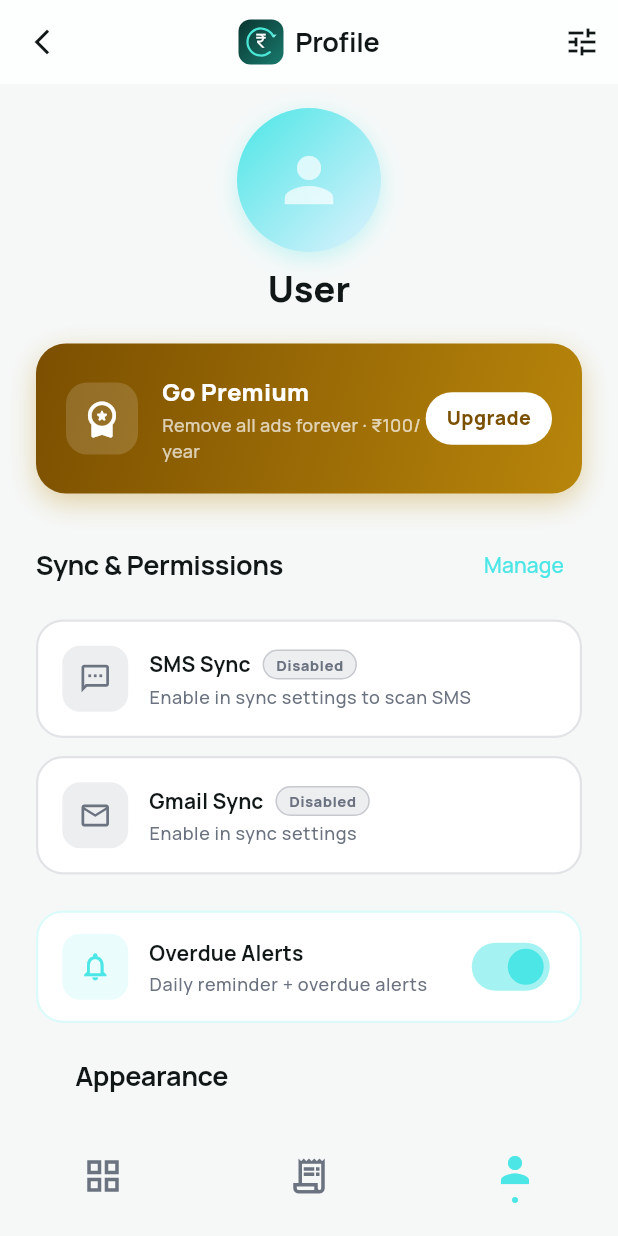
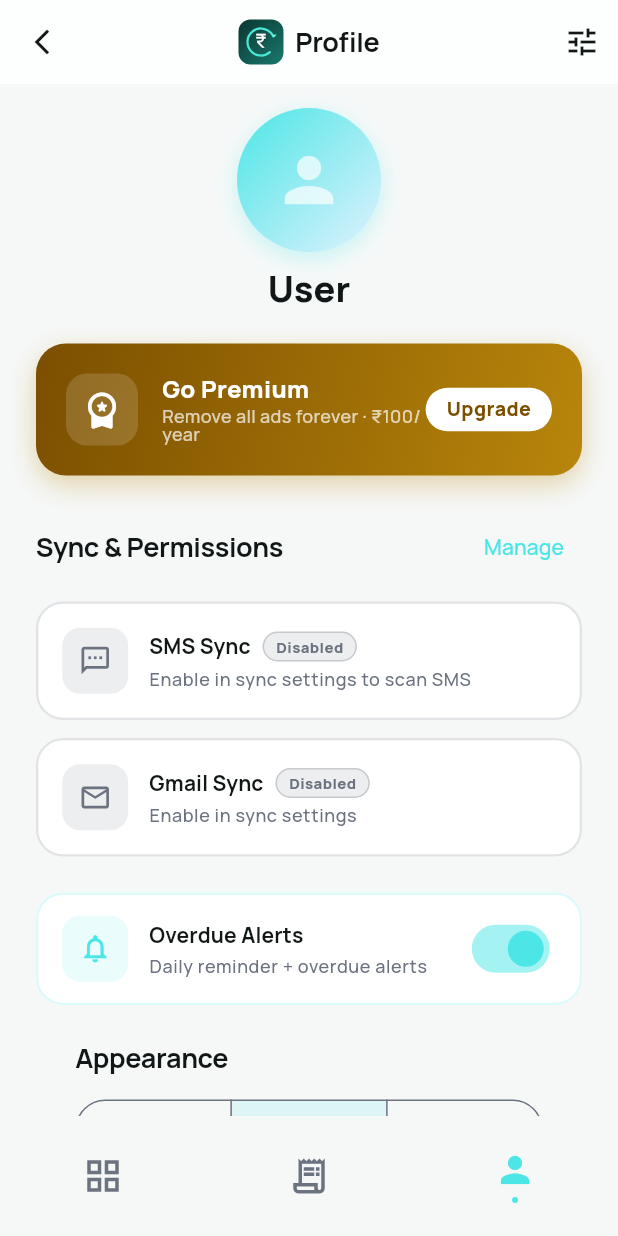
Before and after one commit to arunkumar6545/refundooflutter, a Flutter app: the ProfileScreen screen opened by its route, on a phone screen of 412 x 824 dp. Run offline on Flutter 3.47's test engine with Material 3 defaults, Android fonts, the phone set to English and light mode, and no system bars; our stand-ins replace flutter_local_notifications, flutter_secure_storage, flutter_timezone, go_router, google_fonts, google_mobile_ads and 6 more; missing offline and left inert: home_widget, telephony; accounts and stored records are empty; network calls fail.

Commit message:
Fix chip/button text clipping and limit overdue notifications to once/day
Text: add height:1.0 to TextStyle on filter chips, Upgrade button, Go
Premium card and purchase sheet CTA so descenders (g, p, y) are never
clipped by the container boundary. Add explicit crossAxisAlignment center
to chip Row and clipBehavior:Clip.none to the scroll view.

Notifications: scheduleOverdueReminder now stores the send date in
SharedPreferences and skips if already sent today, preventing a flood of
overdue alerts every time the app is launched.

Co-authored-by: Cursor <cursoragent@cursor.com>

```diff
--- a/lib/features/profile/profile_screen.dart
+++ b/lib/features/profile/profile_screen.dart
@@ -278,11 +278,14 @@ class _ProfileScreenState extends State<ProfileScreen> {
                       style: TextStyle(
                           color: Colors.white,
                           fontSize: 16,
-                          fontWeight: FontWeight.w800)),
-                  const SizedBox(height: 3),
+                          fontWeight: FontWeight.w800,
+                          height: 1.0)),
+                  const SizedBox(height: 4),
                   const Text('Remove all ads forever · ₹100/year',
                       style: TextStyle(
-                          color: Colors.white70, fontSize: 12)),
+                          color: Colors.white70,
+                          fontSize: 12,
+                          height: 1.0)),
                 ],
               ),
             ),
@@ -293,10 +296,12 @@ class _ProfileScreenState extends State<ProfileScreen> {
                 borderRadius: BorderRadius.circular(24),
               ),
               child: const Text('Upgrade',
+                  textAlign: TextAlign.center,
                   style: TextStyle(
                       color: Color(0xFF7B4F00),
                       fontWeight: FontWeight.w800,
-                      fontSize: 13)),
+                      fontSize: 13,
+                      height: 1.0)),
             ),
           ],
         ),
@@ -913,8 +918,11 @@ class _PremiumPurchaseSheet extends StatelessWidget {
               ),
               onPressed: onPurchase,
               child: const Text('Get Premium — ₹100/year',
+                  textAlign: TextAlign.center,
                   style: TextStyle(
-                      fontSize: 16, fontWeight: FontWeight.w800)),
+                      fontSize: 16,
+                      fontWeight: FontWeight.w800,
+                      height: 1.0)),
             ),
           ),
           const SizedBox(height: 12),
```
Also changed, not shown: lib/features/dashboard/dashboard_screen.dart (+7 -3 lines), lib/services/notification_service.dart (+23 -2 lines).
